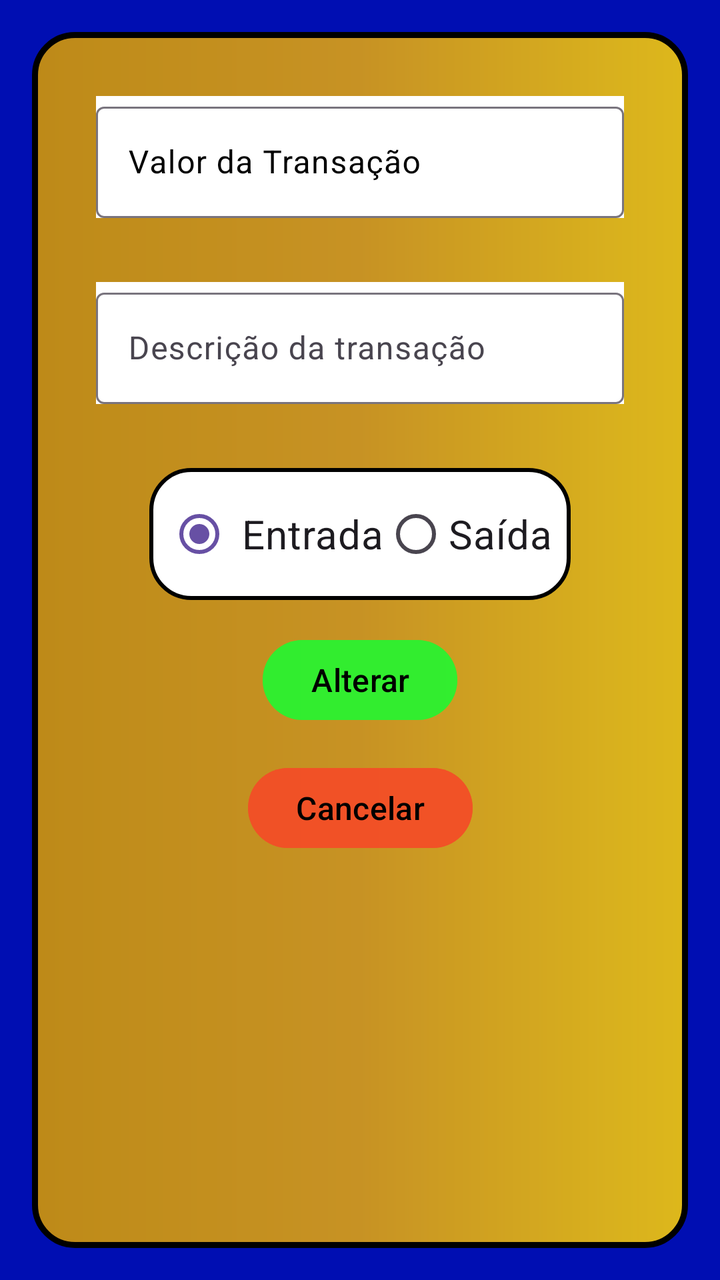
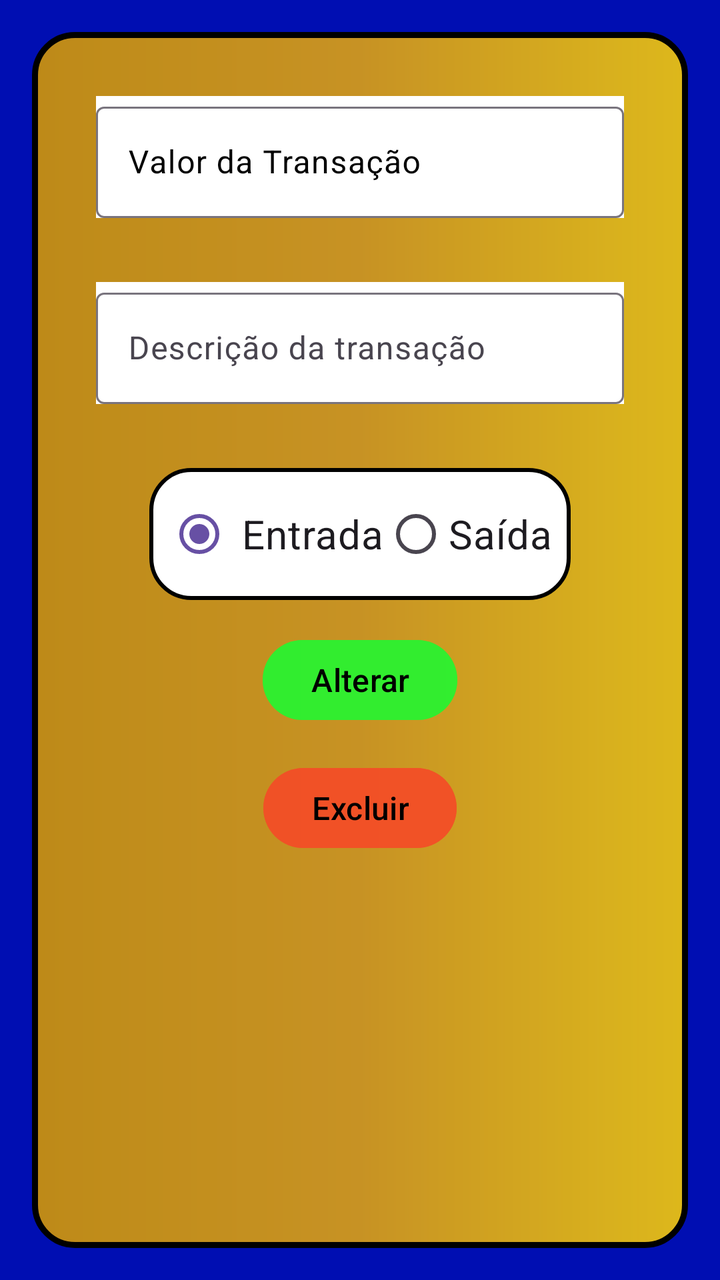

Compare the two renders of this Android layout. The source of the first and the diff that turns it into the second are given below.
<!-- AndroidManifest.xml: application theme Theme.PoupaDev -->
<!-- res/layout/activity_alteracao.xml -->
<?xml version="1.0" encoding="utf-8"?>
<androidx.constraintlayout.widget.ConstraintLayout xmlns:android="http://schemas.android.com/apk/res/android"
    xmlns:app="http://schemas.android.com/apk/res-auto"
    xmlns:tools="http://schemas.android.com/tools"
    android:id="@+id/main"
    android:layout_width="match_parent"
    android:layout_height="match_parent"
    android:background="@color/fundoPrincipal"
    tools:context=".Alteracao">

    <androidx.constraintlayout.widget.ConstraintLayout
        android:layout_width="0dp"
        android:layout_height="0dp"
        android:layout_marginStart="16dp"
        android:layout_marginTop="16dp"
        android:layout_marginEnd="16dp"
        android:layout_marginBottom="16dp"
        android:background="@drawable/borda"
        app:layout_constraintBottom_toBottomOf="parent"
        app:layout_constraintEnd_toEndOf="parent"
        app:layout_constraintHorizontal_bias="0.0"
        app:layout_constraintStart_toStartOf="parent"
        app:layout_constraintTop_toTopOf="parent"
        app:layout_constraintVertical_bias="0.0">

        <com.google.android.material.textfield.TextInputLayout
            android:id="@+id/textInputLayout"
            android:layout_width="0dp"
            android:layout_height="wrap_content"
            android:layout_marginStart="32dp"
            android:layout_marginTop="32dp"
            android:layout_marginEnd="32dp"
            android:background="@color/white"
            android:hint="Valor da Transação"
            android:textColorHint="@color/black"
            app:hintTextColor="#000000"
            app:layout_constraintEnd_toEndOf="parent"
            app:layout_constraintStart_toStartOf="parent"
            app:layout_constraintTop_toTopOf="parent">

            <com.google.android.material.textfield.TextInputEditText
                android:id="@+id/etValor"
                android:layout_width="match_parent"
                android:layout_height="wrap_content"
                android:textColorHint="@color/black" />
        </com.google.android.material.textfield.TextInputLayout>

        <com.google.android.material.textfield.TextInputLayout
            android:id="@+id/textInputLayout2"
            android:layout_width="0dp"
            android:layout_height="wrap_content"
            android:layout_marginStart="32dp"
            android:layout_marginTop="32dp"
            android:layout_marginEnd="32dp"
            android:background="@color/white"
            android:hint="Descrição da transação"
            app:layout_constraintEnd_toEndOf="parent"
            app:layout_constraintStart_toStartOf="parent"
            app:layout_constraintTop_toBottomOf="@+id/textInputLayout">

            <com.google.android.material.textfield.TextInputEditText
                android:id="@+id/etDescricao"
                android:layout_width="match_parent"
                android:layout_height="wrap_content" />
        </com.google.android.material.textfield.TextInputLayout>

        <RadioGroup
            android:id="@+id/rgTipo"
            android:layout_width="wrap_content"
            android:layout_height="wrap_content"
            android:layout_marginStart="32dp"
            android:layout_marginTop="32dp"
            android:layout_marginEnd="32dp"
            android:background="@drawable/borderprincipal"
            android:orientation="horizontal"
            android:padding="9sp"
            app:layout_constraintEnd_toEndOf="parent"
            app:layout_constraintStart_toStartOf="parent"
            app:layout_constraintTop_toBottomOf="@+id/textInputLayout2">

            <RadioButton
                android:id="@+id/rbEntrada"
                android:layout_width="match_parent"
                android:layout_height="wrap_content"
                android:checked="true"
                android:paddingLeft="5sp"
                android:text="Entrada"
                android:textSize="20sp" />

            <RadioButton
                android:id="@+id/rbSaida"
                android:layout_width="match_parent"
                android:layout_height="wrap_content"
                android:text="Saída"
                android:textSize="20sp" />
        </RadioGroup>

        <Button
            android:id="@+id/button"
            android:layout_width="wrap_content"
            android:layout_height="wrap_content"
            android:layout_marginStart="32dp"
            android:layout_marginTop="16dp"
            android:layout_marginEnd="32dp"
            android:backgroundTint="@color/botaoCadastrar"
            android:onClick="Alterar"
            android:text="Alterar"
            android:textColor="@color/black"
            android:textSize="16sp"
            app:layout_constraintEnd_toEndOf="parent"
            app:layout_constraintStart_toStartOf="parent"
            app:layout_constraintTop_toBottomOf="@+id/rgTipo" />

        <Button
            android:id="@+id/button3"
            android:layout_width="wrap_content"
            android:layout_height="wrap_content"
            android:layout_marginStart="32dp"
            android:layout_marginTop="16dp"
            android:layout_marginEnd="32dp"
            android:backgroundTint="@color/botaoCancelar"
            android:onClick="cancelar"
            android:text="Cancelar"
            android:textColor="@color/black"
            android:textSize="16sp"
            app:layout_constraintEnd_toEndOf="parent"
            app:layout_constraintStart_toStartOf="parent"
            app:layout_constraintTop_toBottomOf="@+id/button" />

    </androidx.constraintlayout.widget.ConstraintLayout>
</androidx.constraintlayout.widget.ConstraintLayout>
<!-- resources referenced by this layout -->
<resources>
  <color name="black">#FF000000</color>
  <color name="botaoCadastrar">#BB27F531</color>
  <color name="botaoCancelar">#BBF54D27</color>
  <color name="fundoPrincipal">#000eb2</color>
  <color name="white">#FFFFFFFF</color>
  <!-- drawable borda (drawable) -->
  <?xml version="1.0" encoding="utf-8"?>
  <shape xmlns:android="http://schemas.android.com/apk/res/android">
      <gradient
          android:startColor="@color/corInicio"
          android:centerColor="@color/corMeio"
          android:endColor="@color/corFim"
      />
      <stroke
              android:width="3dp"
              android:color="@color/black"
      />
      <corners
          android:radius="20dp"
      />
  </shape>
  <!-- drawable borderprincipal (drawable) -->
  <?xml version="1.0" encoding="utf-8"?>
  <shape xmlns:android="http://schemas.android.com/apk/res/android">
      <gradient
          android:centerColor="@color/white"
          android:endColor="@color/white"
          android:startColor="@color/white"
  
          />
      <stroke
          android:color="@color/black"
          android:width="2dp"
          />
  <corners
      android:radius="20dp"
      />
  </shape>
  <style name="Theme.PoupaDev" parent="Base.Theme.PoupaDev" />
  <color name="corInicio">#DDdb9d00</color>
  <color name="corMeio">#CCf9b300</color>
  <color name="corFim">#DDffd204</color>
  <style name="Base.Theme.PoupaDev" parent="Theme.Material3.DayNight.NoActionBar">
          
          
      </style>
</resources>

<!-- the commit's change to res/layout/activity_alteracao.xml (unified diff, before → after) -->
@@ -119,8 +119,8 @@
             android:layout_marginTop="16dp"
             android:layout_marginEnd="32dp"
             android:backgroundTint="@color/botaoCancelar"
-            android:onClick="cancelar"
-            android:text="Cancelar"
+            android:onClick="excluir"
+            android:text="Excluir"
             android:textColor="@color/black"
             android:textSize="16sp"
             app:layout_constraintEnd_toEndOf="parent"
